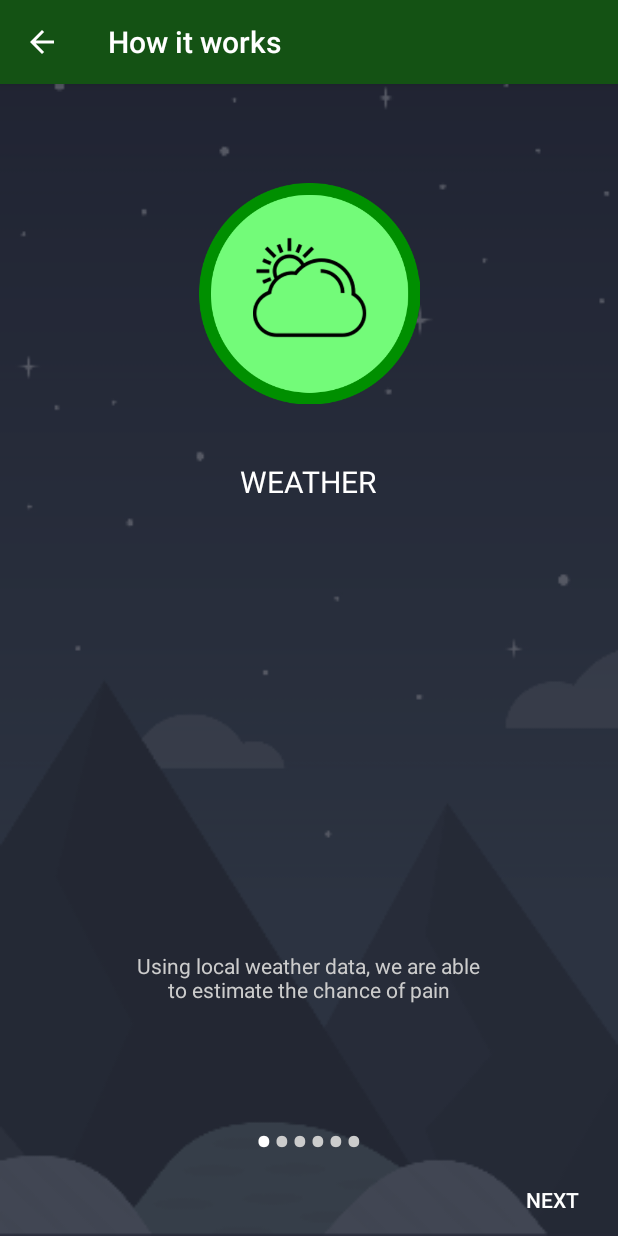
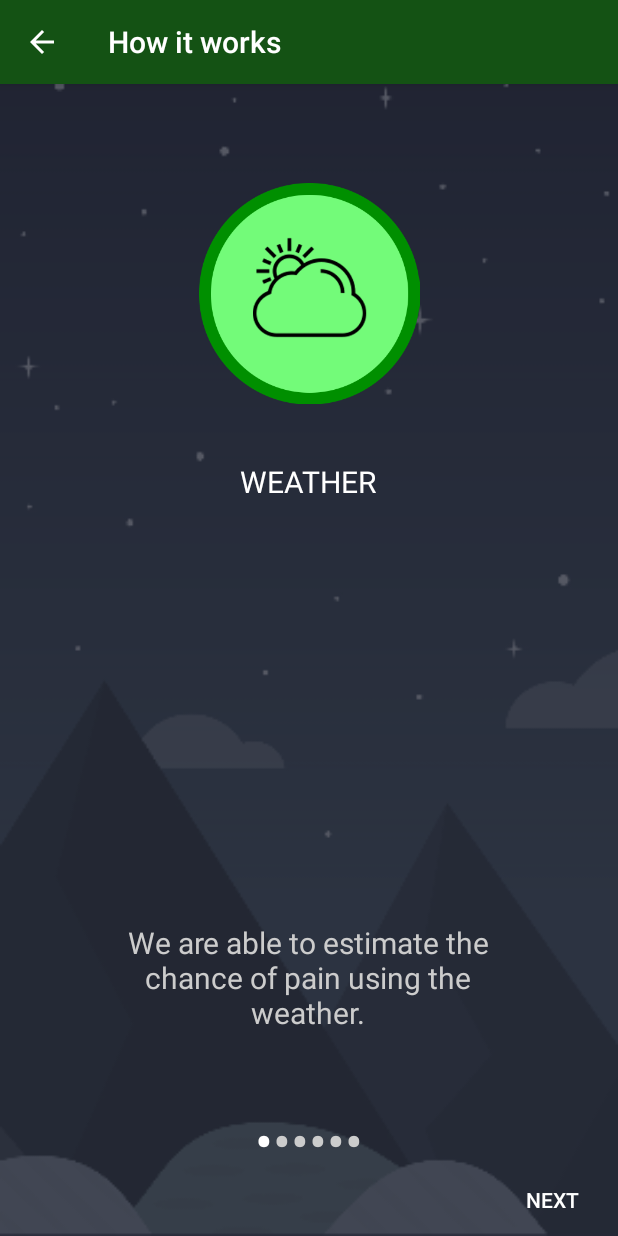
Before and after one commit to SameerFakir/SoreCast, an Android app: the IndexMeaningActivity screen opened directly, with no data from a screen before it, on a phone screen of 412 x 824 dp. Run offline under Robolectric (Android 15) with nearby library versions, the phone set to English and light mode, and no system bars.

Commit message:
Add files via upload

```diff
--- a/src/main/java/com/example/sorecastv1/Adapter/SliderAdapter.java
+++ b/src/main/java/com/example/sorecastv1/Adapter/SliderAdapter.java
@@ -42,12 +42,12 @@ public class SliderAdapter extends PagerAdapter {
     };
 
     public String[] slide_description = {
-            "Using local weather data, we are able to estimate the chance of pain",
-            "This estimation is calculated through comparing current weather factors",
-            "Higher humidity increases the chance of pain",
-            "Faster wind speed increases the chance of pain",
-            "Lower air pressure increases the chance of pain",
-            "Chance-of-Pain levels are put into the following categories"
+            "We are able to estimate the chance of pain using the weather.",
+            "This estimation is calculated through comparing current weather factors.",
+            "Higher humidity increases the chance of pain.",
+            "Faster wind speed increases the chance of pain.",
+            "Lower air pressure increases the chance of pain.",
+            "Chances of pain are put into the following five categories."
     };
 
     @Override
--- a/src/main/java/com/example/sorecastv1/CityFragment.java
+++ b/src/main/java/com/example/sorecastv1/CityFragment.java
@@ -164,6 +164,7 @@ public class CityFragment extends Fragment {
                      getWeatherInformation(text.toString());
 
                      searchBar.setLastSuggestions(listCity);
+                     searchBar.clearFocus();
                  }
 
                  @Override
--- a/src/main/res/layout/activity_main.xml
+++ b/src/main/res/layout/activity_main.xml
@@ -63,10 +63,6 @@
 
             </androidx.viewpager.widget.ViewPager>
 
-            <!-- need to solve issue of ViewPager, maybe could swap frag_Container for viewpager??, investigate)
-             Could try putting frag inside of viewpager
-             Use stackoverfflow Ideas
-             Could just remove viewpager entirely-->
 
         </FrameLayout>
 
--- a/src/main/res/layout/slide_layout.xml
+++ b/src/main/res/layout/slide_layout.xml
@@ -34,7 +34,7 @@
         android:layout_centerHorizontal="true"
         android:layout_marginBottom="46dp"
         android:gravity="center_horizontal|center_vertical"
-        android:padding="20dp"
         android:text="TextView"
-        android:textColor="@color/colorTransparentWhite" />
+        android:textColor="@color/colorTransparentWhite"
+        android:textSize="20sp" />
 </RelativeLayout>
--- a/src/main/res/values/colors.xml
+++ b/src/main/res/values/colors.xml
@@ -6,7 +6,7 @@
     <color name="colorPrimary">#145214</color>
     <color name="colorPrimaryDark">#145214</color>
     <color name="colorPrimaryDarkText">#145214</color>
-    <color name="backgroundLight">#eafaea</color>
+    <color name="backgroundLight">#EAFAEA</color>
     <color name="strong">#B31A11</color>
     <color name="high">#FF9800</color>
     <color name="average">#000000</color>
```
Also changed, not shown: src/main/java/com/example/sorecastv1/Adapter/WeatherForecastAdapter.java (+10 -2 lines), src/main/java/com/example/sorecastv1/Model/WeatherResult.java (+8 -8 lines), src/main/java/com/example/sorecastv1/TodayWeatherFragment.java (+9 -7 lines), src/main/res/layout/activity_tips.xml (+4 -3 lines), src/main/res/drawable-hdpi/sc_logo_round.png, src/main/res/drawable-hdpi/sc_logo_square.png, src/main/res/drawable-v24/diet.png (added), src/main/res/drawable-v24/exercise.png (added), 2 other files.
